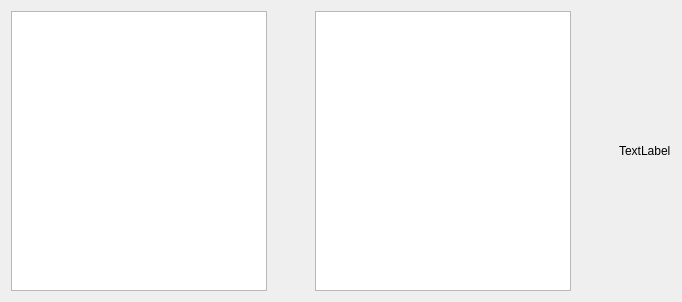
Before: the Qt Designer form QtFileExplore/QtFileExplorer.ui in lguodongustc/Qt, drawn with Qt 5.
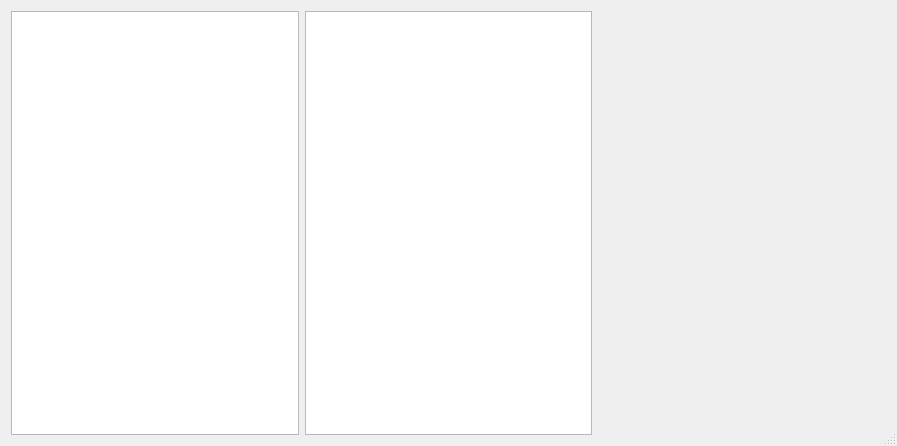
After: the same form once the commit is applied.

The edit to the form file:
```diff
--- a/QtFileExplore/QtFileExplorer.ui
+++ b/QtFileExplore/QtFileExplorer.ui
@@ -6,52 +6,45 @@
    <rect>
     <x>0</x>
     <y>0</y>
-    <width>682</width>
-    <height>302</height>
+    <width>897</width>
+    <height>446</height>
    </rect>
   </property>
+  <property name="sizePolicy">
+   <sizepolicy hsizetype="Expanding" vsizetype="Expanding">
+    <horstretch>0</horstretch>
+    <verstretch>0</verstretch>
+   </sizepolicy>
+  </property>
+  <property name="maximumSize">
+   <size>
+    <width>16777215</width>
+    <height>16777215</height>
+   </size>
+  </property>
   <property name="acceptDrops">
    <bool>true</bool>
   </property>
   <property name="windowTitle">
    <string>QtFileExplorer</string>
   </property>
+  <property name="sizeGripEnabled">
+   <bool>true</bool>
+  </property>
   <layout class="QGridLayout" name="gridLayout_2">
    <item row="0" column="0">
     <layout class="QGridLayout" name="gridLayout">
      <item row="0" column="0">
-      <widget class="QTreeView" name="treeView"/>
-     </item>
-     <item row="0" column="1">
-      <spacer name="horizontalSpacer">
-       <property name="orientation">
-        <enum>Qt::Horizontal</enum>
+      <widget class="QTreeView" name="treeView">
+       <property name="sizeAdjustPolicy">
+        <enum>QAbstractScrollArea::AdjustIgnored</enum>
        </property>
-       <property name="sizeHint" stdset="0">
-        <size>
-         <width>13</width>
-         <height>20</height>
-        </size>
-       </property>
-      </spacer>
+       <attribute name="headerCascadingSectionResizes">
+        <bool>false</bool>
+       </attribute>
+      </widget>
      </item>
      <item row="0" column="2">
-      <widget class="QListView" name="listView"/>
-     </item>
-     <item row="0" column="3">
-      <spacer name="horizontalSpacer_2">
-       <property name="orientation">
-        <enum>Qt::Horizontal</enum>
-       </property>
-       <property name="sizeHint" stdset="0">
-        <size>
-         <width>13</width>
-         <height>20</height>
-        </size>
-       </property>
-      </spacer>
-     </item>
-     <item row="0" column="4">
       <widget class="QLabel" name="imageLabel">
        <property name="sizePolicy">
         <sizepolicy hsizetype="Expanding" vsizetype="Expanding">
@@ -63,10 +56,23 @@
         <bool>true</bool>
        </property>
        <property name="text">
-        <string>TextLabel</string>
+        <string/>
        </property>
       </widget>
      </item>
+     <item row="0" column="1">
+      <widget class="QTreeView" name="listView">
+       <property name="sizeAdjustPolicy">
+        <enum>QAbstractScrollArea::AdjustIgnored</enum>
+       </property>
+       <property name="dragEnabled">
+        <bool>true</bool>
+       </property>
+       <attribute name="headerCascadingSectionResizes">
+        <bool>false</bool>
+       </attribute>
+      </widget>
+     </item>
     </layout>
    </item>
   </layout>
```
Left out of the diff: 3 changed lines with no effect on the pictures.
